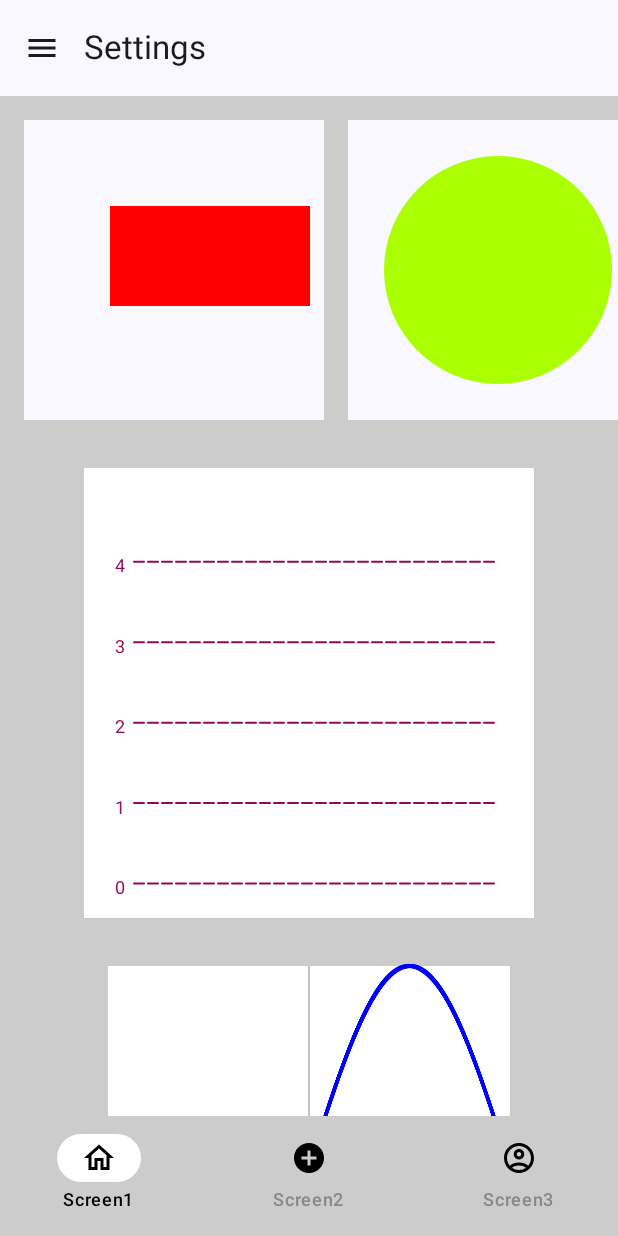
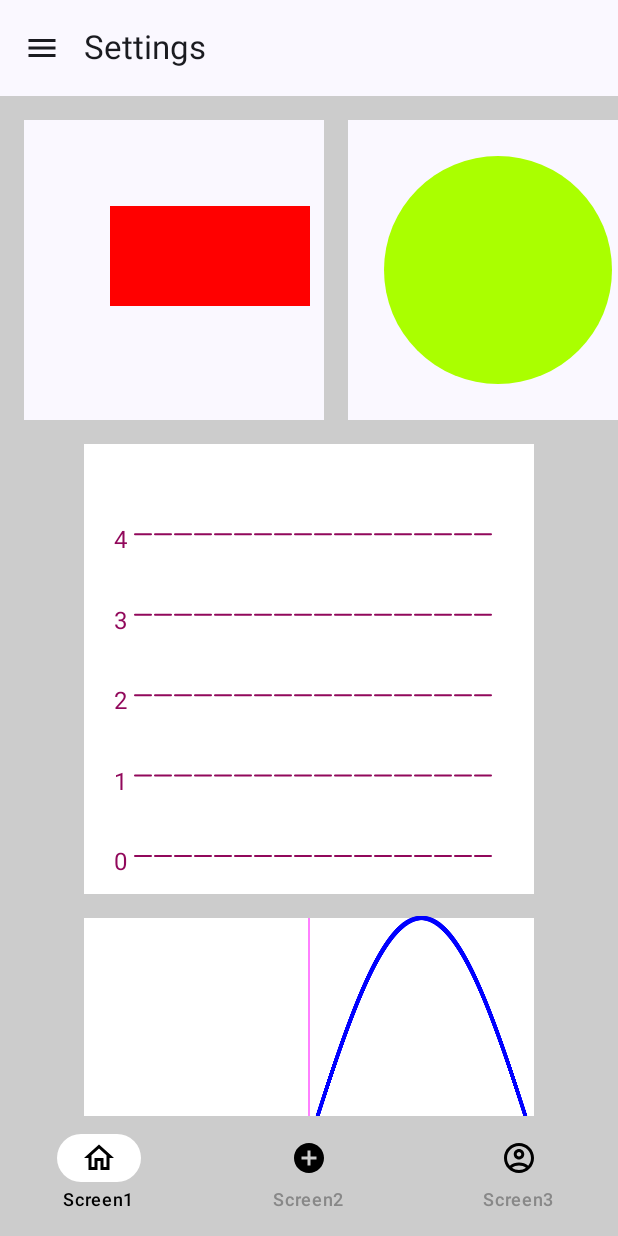
Before and after one commit to bakabaka102/BakaBakaComposeApp, an Android app built with Jetpack Compose: the SettingScreen screen opened through its navigation route, on a phone screen of 412 x 824 dp. Run offline under Robolectric (Android 15) with nearby library versions, the phone set to English and light mode, and no system bars; our stand-ins replace livedata-compose.

Commit message:
Some of charts, Canvas (Continue)

```diff
--- a/app/src/main/java/com/baka/composeapp/ui/bottomnavigation/Screen1.kt
+++ b/app/src/main/java/com/baka/composeapp/ui/bottomnavigation/Screen1.kt
@@ -277,7 +277,7 @@ fun DrawWithContent(width: Float = 300f, height: Float = 300f) {
 }
 
 @Composable
-fun DrawBezierCurves(height: Float = 80f, width: Float = 330f) {
+fun DrawBezierCurves(height: Float = 80f, width: Float = 300f) {
     //https://stackoverflow.com/questions/76148870/how-to-draw-or-create-this-curve-shape-in-jetpack-compose
     Spacer(modifier = Modifier
         .height(height.dp)
@@ -316,7 +316,7 @@ fun DrawBezierCurves(height: Float = 80f, width: Float = 330f) {
         })
 
     //https://viblo.asia/p/cai-tien-bottomnavigationview-trong-android-gGJ59bLrKX2
-    Spacer(modifier = Modifier.padding(8.dp))
+    //Spacer(modifier = Modifier.padding(8.dp))
 
 }
 
@@ -477,7 +477,6 @@ private fun DrawRectangle() {
 @Composable
 private fun DrawLines() {
     val list: List<Float> = listOf(5f, 6f, 3f, 1f, 2f, 4f, 3f)
-    Spacer(modifier = Modifier.padding(8.dp))
     Column(
         modifier = Modifier
             .size(300.dp)
@@ -495,7 +494,7 @@ private fun DrawLines() {
                 Paint().apply {
                     color = Color(0xFF91085B).toArgb()
                     textAlign = Paint.Align.CENTER
-                    textSize = density.run { 12.sp.toPx() }
+                    textSize = density.run { 16.sp.toPx() }
                 }
             }
             var mWidth by remember {
@@ -521,7 +520,7 @@ private fun DrawLines() {
                     mHeight = this.size.height
                     val yAxisSpace = mHeight / 5
                     val paddingSpace = 16
-                    val spaceWithText = 10f
+                    val spaceWithText = 10
 
                     for (i in 0 until 5) {
                         drawContext.canvas.nativeCanvas.drawText(
@@ -533,7 +532,7 @@ private fun DrawLines() {
                         drawLine(
                             color = Color(0xFF91085B),
                             start = Offset(
-                                0f + paddingSpace + spaceWithText,
+                                0f + (paddingSpace.dp.toPx() / 2f) + spaceWithText.dp.toPx(),
                                 (mHeight - yAxisSpace * i) - (textPaintHeight / 2)
                             ),
                             end = Offset(
@@ -542,7 +541,7 @@ private fun DrawLines() {
                             ),
                             strokeWidth = 2f,
                             pathEffect = PathEffect.dashPathEffect(
-                                intervals = floatArrayOf(10f, 4f),
+                                intervals = floatArrayOf(16f, 4f),
                                 phase = 0f,
                             ),
                             cap = StrokeCap.Round,
@@ -559,13 +558,12 @@ private fun DrawLines() {
 private fun SinCosPath() {
     Canvas(modifier = Modifier
         .size(300.dp)
-        .padding(16.dp)
         .background(Color.White),
         onDraw = {
             val middleW = size.width / 2
             val middleH = size.height / 2
-            drawLine(Color.Gray, Offset(0f, middleH), Offset(size.width - 1, middleH))
-            drawLine(Color.Gray, Offset(middleW, 0f), Offset(middleW, size.height - 1))
+            drawLine(Color.Red, Offset(0f, middleH), Offset(size.width - 1, middleH))
+            drawLine(Color.Magenta, Offset(middleW, 0f), Offset(middleW, size.height - 1))
             val points = mutableListOf<Offset>()
             for (x in 0 until size.width.toInt()) {
                 val y = (sin(x * (2f * PI / size.width)) * middleH + middleH).toFloat()
@@ -579,6 +577,7 @@ private fun SinCosPath() {
             )
         }
     )
+    Spacer(modifier = Modifier.padding(8.dp))
     Spacer(
         modifier = Modifier
             .height(80.dp)
```
